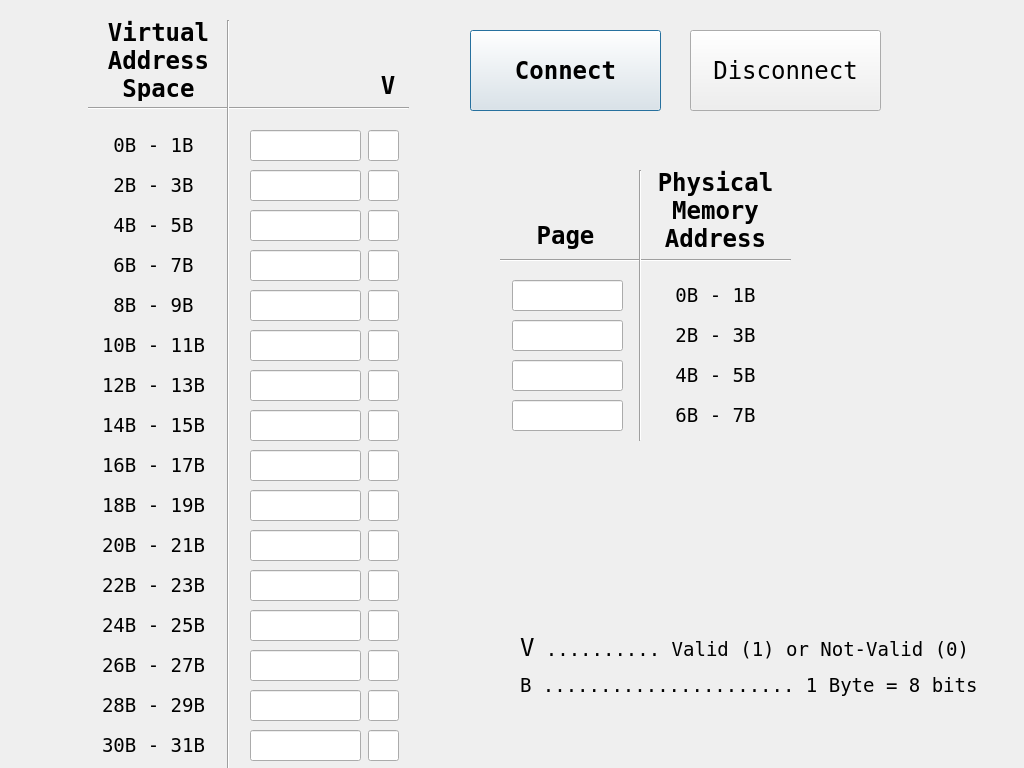
Qt form src/views/gui/visualizer.ui (FlatTargetInk/ECE562-Software) before a commit.
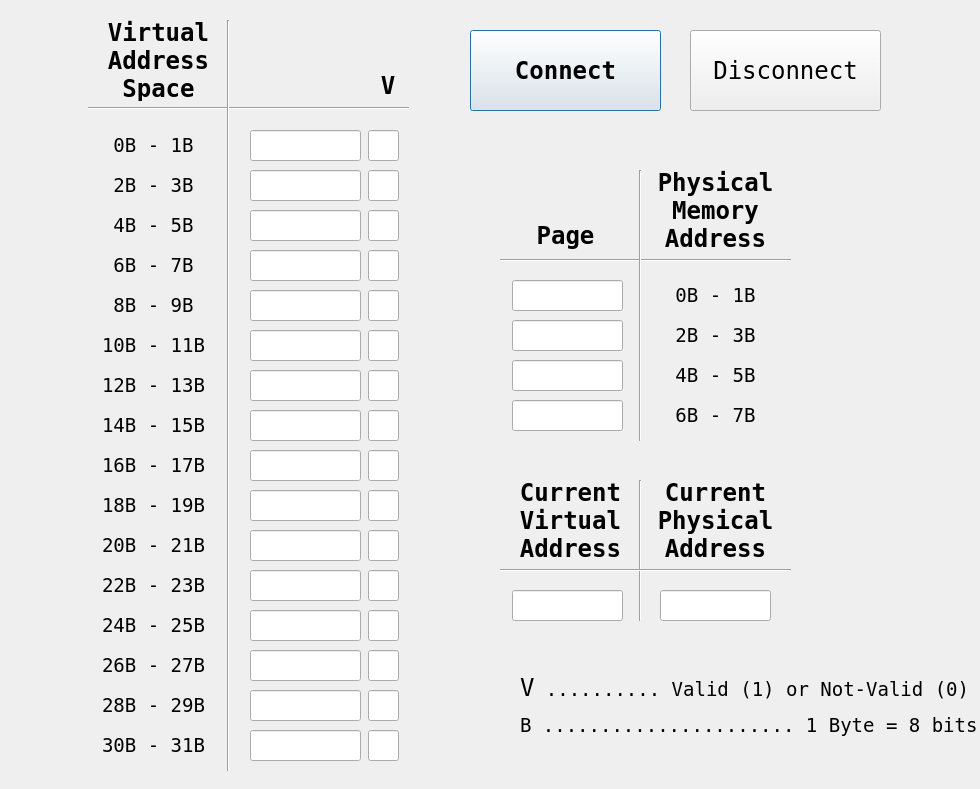
The same form after that commit.

Commit message: Added Current Virtual and Physical memory address boxes

Patch:
```diff
--- a/src/views/gui/visualizer.ui
+++ b/src/views/gui/visualizer.ui
@@ -6,8 +6,8 @@
    <rect>
     <x>0</x>
     <y>0</y>
-    <width>1024</width>
-    <height>768</height>
+    <width>980</width>
+    <height>789</height>
    </rect>
   </property>
   <property name="font">
@@ -1833,7 +1833,7 @@
    <property name="geometry">
     <rect>
      <x>520</x>
-     <y>600</y>
+     <y>640</y>
      <width>461</width>
      <height>131</height>
     </rect>
@@ -1965,6 +1965,146 @@
     <bool>false</bool>
    </property>
   </widget>
+  <widget class="QLineEdit" name="lineEdit_CurrentPaddr">
+   <property name="geometry">
+    <rect>
+     <x>660</x>
+     <y>590</y>
+     <width>111</width>
+     <height>31</height>
+    </rect>
+   </property>
+   <property name="font">
+    <font>
+     <family>Terminal</family>
+     <pointsize>18</pointsize>
+     <weight>50</weight>
+     <bold>false</bold>
+    </font>
+   </property>
+   <property name="alignment">
+    <set>Qt::AlignCenter</set>
+   </property>
+   <property name="readOnly">
+    <bool>true</bool>
+   </property>
+   <property name="placeholderText">
+    <string/>
+   </property>
+   <property name="clearButtonEnabled">
+    <bool>false</bool>
+   </property>
+  </widget>
+  <widget class="QLabel" name="label_27">
+   <property name="geometry">
+    <rect>
+     <x>500</x>
+     <y>480</y>
+     <width>141</width>
+     <height>81</height>
+    </rect>
+   </property>
+   <property name="font">
+    <font>
+     <family>Terminal</family>
+     <pointsize>18</pointsize>
+     <weight>75</weight>
+     <bold>true</bold>
+    </font>
+   </property>
+   <property name="text">
+    <string>Current Virtual Address</string>
+   </property>
+   <property name="alignment">
+    <set>Qt::AlignCenter</set>
+   </property>
+   <property name="wordWrap">
+    <bool>true</bool>
+   </property>
+  </widget>
+  <widget class="QLineEdit" name="lineEdit_CurrentVaddr">
+   <property name="geometry">
+    <rect>
+     <x>512</x>
+     <y>590</y>
+     <width>111</width>
+     <height>31</height>
+    </rect>
+   </property>
+   <property name="font">
+    <font>
+     <family>Terminal</family>
+     <pointsize>18</pointsize>
+     <weight>50</weight>
+     <bold>false</bold>
+    </font>
+   </property>
+   <property name="alignment">
+    <set>Qt::AlignCenter</set>
+   </property>
+   <property name="readOnly">
+    <bool>true</bool>
+   </property>
+   <property name="placeholderText">
+    <string/>
+   </property>
+   <property name="clearButtonEnabled">
+    <bool>false</bool>
+   </property>
+  </widget>
+  <widget class="QLabel" name="label_29">
+   <property name="geometry">
+    <rect>
+     <x>640</x>
+     <y>480</y>
+     <width>151</width>
+     <height>81</height>
+    </rect>
+   </property>
+   <property name="font">
+    <font>
+     <family>Terminal</family>
+     <pointsize>18</pointsize>
+     <weight>75</weight>
+     <bold>true</bold>
+    </font>
+   </property>
+   <property name="text">
+    <string>Current Physical Address</string>
+   </property>
+   <property name="alignment">
+    <set>Qt::AlignCenter</set>
+   </property>
+   <property name="wordWrap">
+    <bool>true</bool>
+   </property>
+  </widget>
+  <widget class="Line" name="line_5">
+   <property name="geometry">
+    <rect>
+     <x>630</x>
+     <y>480</y>
+     <width>20</width>
+     <height>141</height>
+    </rect>
+   </property>
+   <property name="orientation">
+    <enum>Qt::Vertical</enum>
+   </property>
+  </widget>
+  <widget class="Line" name="line_6">
+   <property name="geometry">
+    <rect>
+     <x>500</x>
+     <y>560</y>
+     <width>291</width>
+     <height>20</height>
+    </rect>
+   </property>
+   <property name="orientation">
+    <enum>Qt::Horizontal</enum>
+   </property>
+  </widget>
   <zorder>lineEdit_VMAddr0</zorder>
   <zorder>lineEdit_VMAddr1</zorder>
   <zorder>lineEdit_VMAddr2</zorder>
```
Left out of the diff: 6 changed lines with no effect on the pictures.
